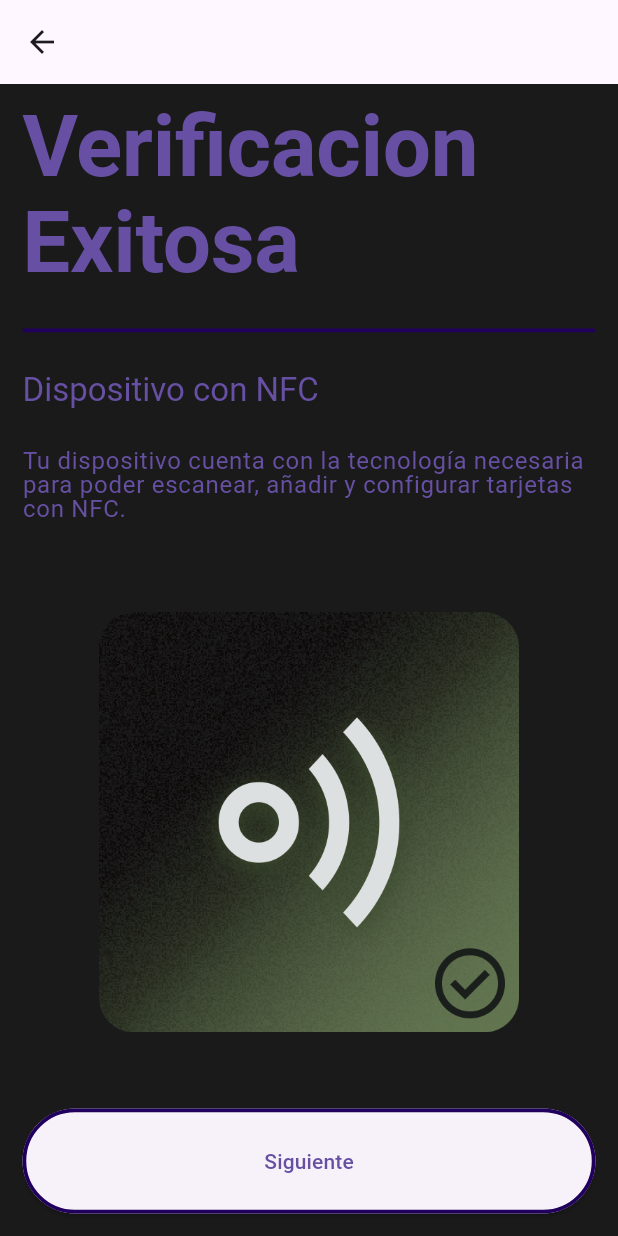
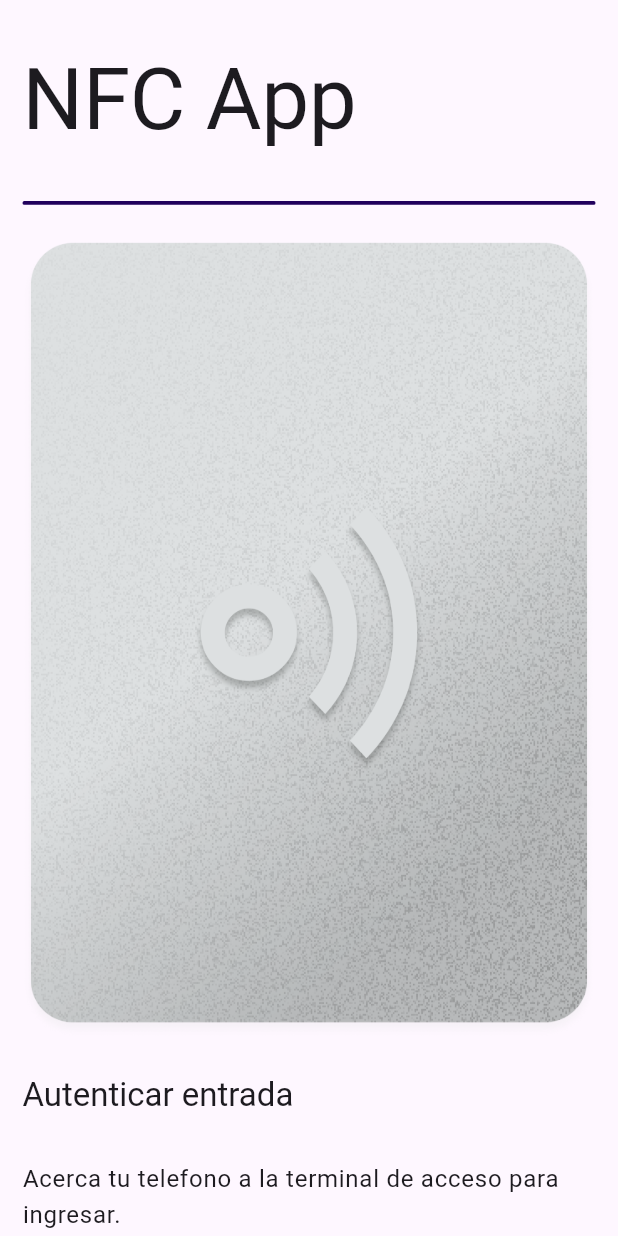
Before and after one commit to Kevinsansuor/NFC_GSE, a Flutter app: the ValidNfcPage screen opened directly, after a tap on "Siguiente", on a phone screen of 412 x 824 dp. Run offline on Flutter 3.47's test engine with Material 3 defaults, Android fonts, the phone set to English and light mode, and no system bars; our stand-ins replace google_fonts, local_auth, logger, shared_preferences; missing offline and left inert: nfc_manager; accounts and stored records are empty.

Commit message:
userflow añadir datos

```diff
--- /dev/null
+++ b/nfc_flutter_proyect/lib/pages/dashboard/main_dashboard_page.dart
@@ -0,0 +1,59 @@
+import 'package:flutter/material.dart';
+import 'package:nfc_flutter_proyect/widgets/body_text/body_text.dart';
+import 'package:nfc_flutter_proyect/widgets/h1_text/tittle_text.dart';
+import 'package:nfc_flutter_proyect/widgets/h2_text/large_text.dart';
+
+class MainDashboardPage extends StatelessWidget {
+  const MainDashboardPage({super.key});
+
+  @override
+  Widget build(BuildContext context) {
+    final String _id = '1005258846';
+
+    final Color primaryColor = Theme.of(context).colorScheme.primary;
+    final Color primaryOpaqueColor =
+        Theme.of(context).colorScheme.onPrimaryFixed;
+    return SafeArea(
+      child: Scaffold(
+        body: SizedBox.expand(
+          child: Padding(
+            padding: const EdgeInsets.symmetric(horizontal: 15, vertical: 0),
+            child: Column(
+              crossAxisAlignment: CrossAxisAlignment.stretch,
+              children: [
+                Column(children: [
+                  const TittleText(text: 'NFC App'),
+                  const SizedBox(
+                    height: 25,
+                  ),
+                  SizedBox(
+                    height: 2.5,
+                    width: double.infinity,
+                    child: Container(
+                      decoration: BoxDecoration(
+                        color: primaryOpaqueColor,
+                        borderRadius: BorderRadius.circular(50),
+                      ),
+                    ),
+                  )
+                ]),
+                const SizedBox(
+                  height: 25,
+                ),
+                Image.asset('assets/images/appImages/nfc_signal.png'),
+                const SizedBox(
+                  height: 25,
+                ),
+                const LargeText(text: 'Autenticar entrada'),
+                const BodyText(
+                    text:
+                        'Acerca tu telefono a la terminal de acceso para ingresar.',
+                    textAlign: TextAlign.start)
+              ],
+            ),
+          ),
+        ),
+      ),
+    );
+  }
+}
--- a/nfc_flutter_proyect/lib/pages/register/user_register.dart
+++ b/nfc_flutter_proyect/lib/pages/register/user_register.dart
@@ -79,11 +79,11 @@ class RegisterScreenState extends State<RegisterScreen> {
                       onPressed: _authenticate,
                       child: _isAuthenticated
                           ? const Icon(
-                              Icons.fingerprint,
+                              Icons.lock,
                               size: 80,
                               color: Color(0xFFA0CC78),
                             )
-                          : const Icon(Icons.fingerprint_outlined,
+                          : const Icon(Icons.lock,
                               size: 80, color: Color(0xFFA0CC78)),
                     ),
                     const SizedBox(
--- a/nfc_flutter_proyect/lib/pages/valid_nfc/valid_nfc_page.dart
+++ b/nfc_flutter_proyect/lib/pages/valid_nfc/valid_nfc_page.dart
@@ -1,5 +1,5 @@
-
 import 'package:flutter/material.dart';
+import 'package:nfc_flutter_proyect/pages/dashboard/main_dashboard_page.dart';
 import 'package:nfc_flutter_proyect/pages/verify_nfc/verify_nfc_page.dart';
 import 'package:nfc_flutter_proyect/widgets/h2_text/large_text.dart';
 
@@ -140,7 +140,12 @@ class _ValidNfcPageState extends State<ValidNfcPage> {
                                     ),
                                   ),
                                   onPressed: () {
-                                    //acciones del boton
+                                    Navigator.push(
+                                        context,
+                                        MaterialPageRoute(
+                                          builder: (context) => const MainDashboardPage(),
+                                        ),
+                                      );
                                   },
                                   child: const Text('Siguiente'),
                                 ),
--- a/nfc_flutter_proyect/pubspec.yaml
+++ b/nfc_flutter_proyect/pubspec.yaml
@@ -29,3 +29,4 @@ flutter:
     - assets/images/appImages/img_nfc_test.png
     - assets/images/appImages/successful.png
     - assets/images/appImages/fail.png
+    - assets/images/appImages/nfc_signal.png
```
Also changed, not shown: nfc_flutter_proyect/assets/images/appImages/nfc_signal.png (added).
